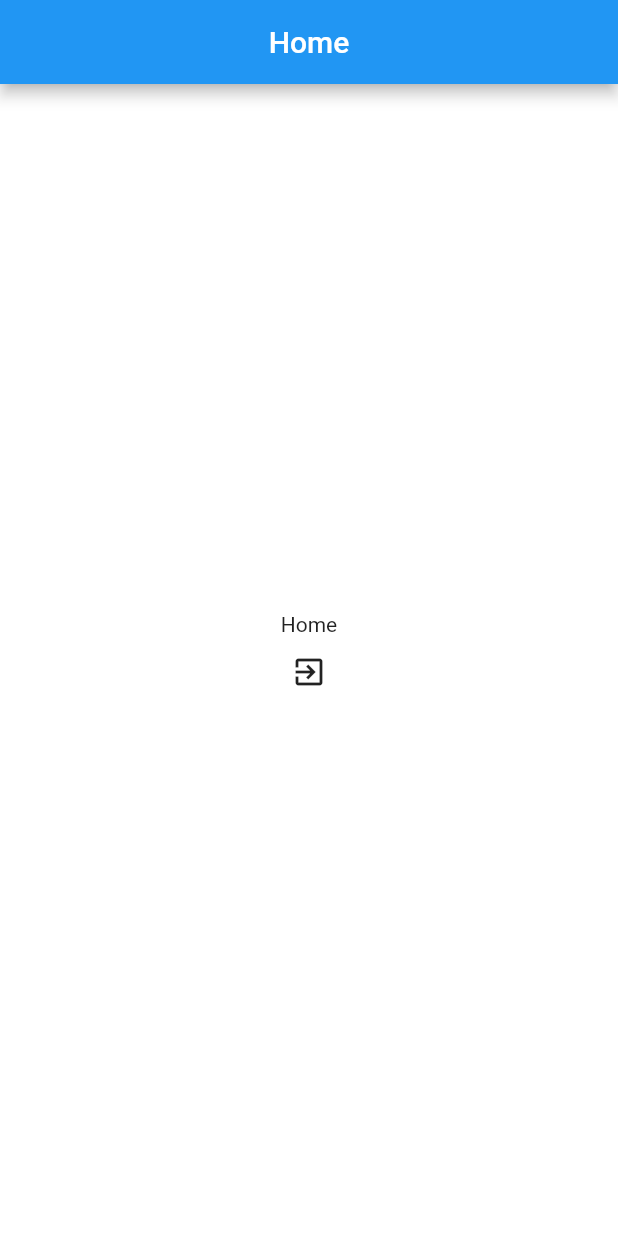
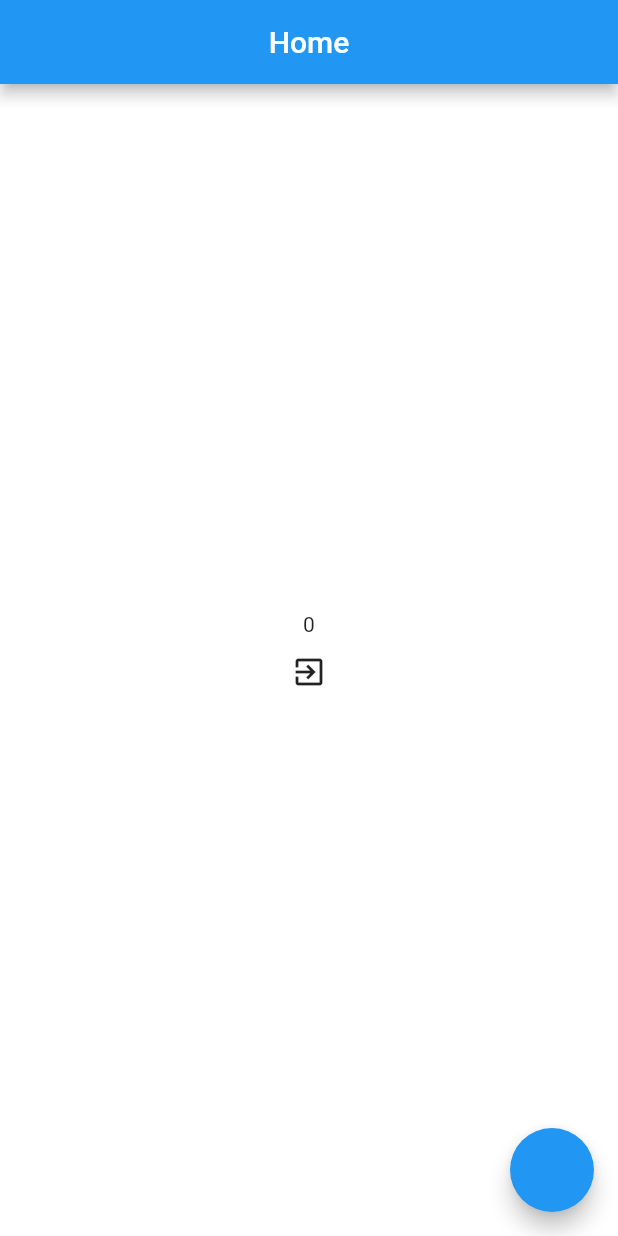
Before and after one commit to aruncr75/flutter_data, a Flutter app: the ScreenHome screen opened directly, on a phone screen of 412 x 824 dp. Run offline on Flutter 3.47's test engine with Material 2 defaults, Android fonts, the phone set to English and light mode, and no system bars; our stand-ins replace shared_preferences; accounts and stored records are empty.

Commit message:
value Notifier

```diff
--- a/lib/screens/home_screen.dart
+++ b/lib/screens/home_screen.dart
@@ -4,7 +4,11 @@ import 'package:firstapp1/widgets/wappbar.dart';
 import 'package:flutter/material.dart';
 
 class ScreenHome extends StatelessWidget {
-  const ScreenHome({Key? key}) : super(key: key);
+  ValueNotifier<int> _counter = ValueNotifier(0);
+
+  void _incrementCounter() {
+    _counter.value = _counter.value + 1;
+  }
 
   @override
   Widget build(BuildContext context) {
@@ -17,7 +21,12 @@ class ScreenHome extends StatelessWidget {
         // crossAxisAlignment: CrossAxisAlignment.center,
         mainAxisAlignment: MainAxisAlignment.center,
         children: [
-          Center(child: const Text("Home")),
+          Center(
+              child: ValueListenableBuilder(
+                  valueListenable: _counter,
+                  builder: (BuildContext context, int newValue, Widget? child) {
+                    return Text(newValue.toString());
+                  })),
           IconButton(
               onPressed: () {
                 signOut(context);
@@ -25,10 +34,13 @@ class ScreenHome extends StatelessWidget {
               icon: const Icon(Icons.exit_to_app))
         ],
       )),
+      floatingActionButton: FloatingActionButton(onPressed: () {
+        _incrementCounter();
+      }),
     );
   }
 
-  signOut(BuildContext context) async{
+  signOut(BuildContext context) async {
     await sharedp.clear();
     Navigator.of(context).pushAndRemoveUntil(
         MaterialPageRoute(builder: (context) {
--- a/lib/screens/login_screen.dart
+++ b/lib/screens/login_screen.dart
@@ -77,6 +77,7 @@ class _ScreenLoginState extends State<ScreenLogin> {
                         }
                       },
                       child: const Text('Login'))
+
                 ],
               ),
             ]),
```
